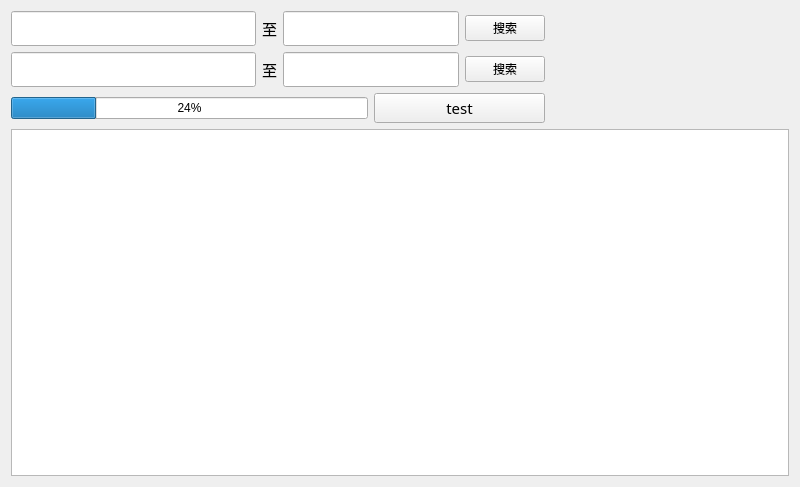
This is project/ipOnline/ui/ip_online.ui in wsyshengyun/pyqt5_test as Qt 5 draws it before an edit. The edited form follows.
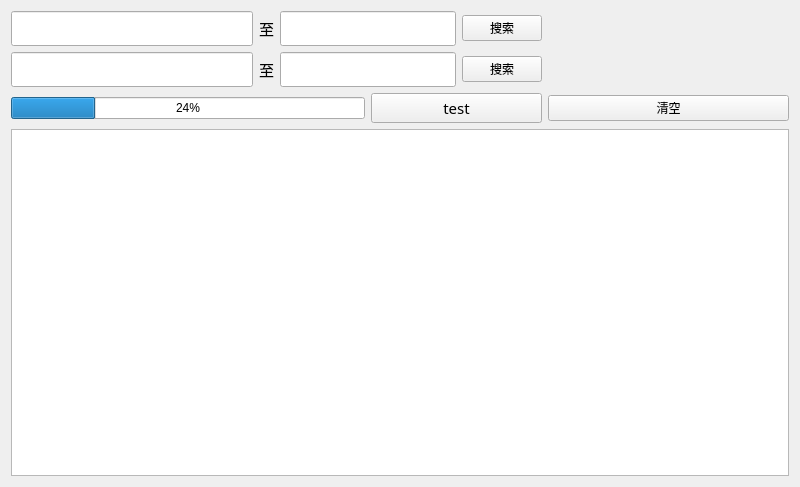
This is the edited form.

Commit message: online: 增加自动填充输入框的功能

Diff of the .ui file:
```diff
--- a/project/ipOnline/ui/ip_online.ui
+++ b/project/ipOnline/ui/ip_online.ui
@@ -173,6 +173,13 @@
          </property>
         </spacer>
        </item>
+       <item row="3" column="5">
+        <widget class="QPushButton" name="btn_clear">
+         <property name="text">
+          <string>清空</string>
+         </property>
+        </widget>
+       </item>
       </layout>
      </item>
      <item>
```
Left out of the diff: 10 changed lines with no effect on the pictures. The commit also changes 6 other files.
